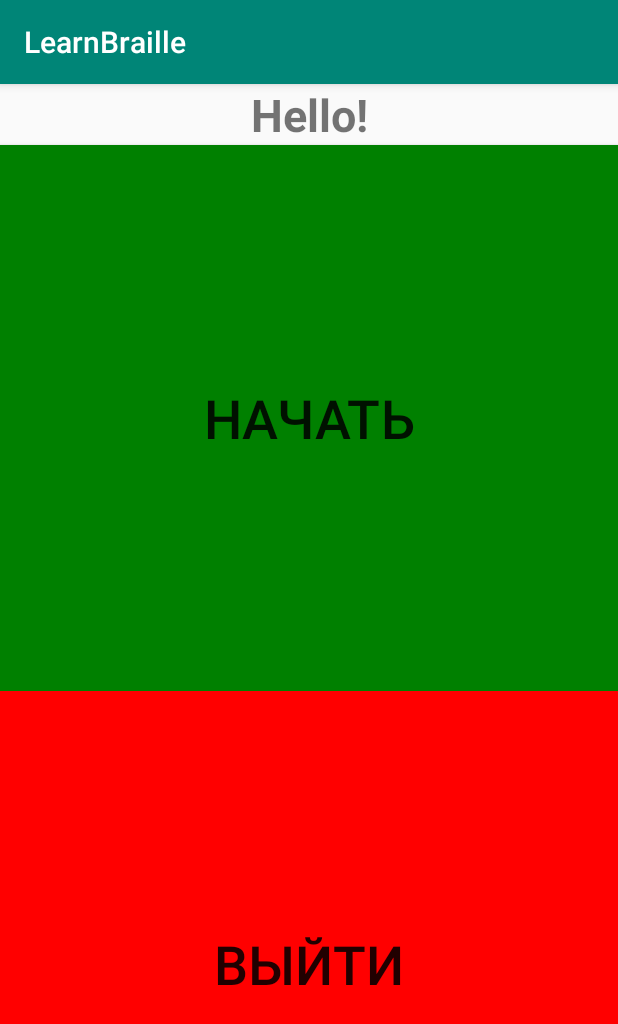
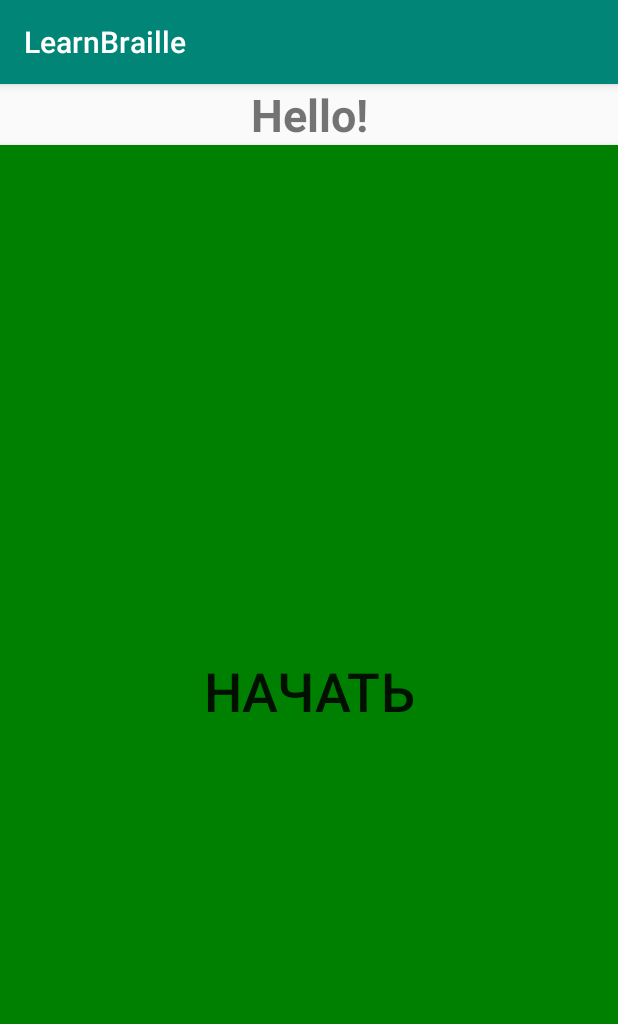
Before and after one commit to braille-systems/learn-braille, an Android app: the screen it shows after launch (MainActivity), on a phone screen of 412 x 824 dp. Shown: the top 1024 px of the screen. Run offline under Robolectric (Android 15) with nearby library versions, the phone set to English and light mode, and no system bars; our stand-ins replace data binding.

Commit message:
Remove exit button from greeting fragment

```diff
--- a/android/app/src/main/java/ru/spbstu/amd/learnbraille/GreetingFragment.kt
+++ b/android/app/src/main/java/ru/spbstu/amd/learnbraille/GreetingFragment.kt
@@ -18,8 +18,5 @@ class GreetingFragment : Fragment() {
         startButton.setOnClickListener(
             Navigation.createNavigateOnClickListener(R.id.action_greetingFragment_to_menuFragment)
         )
-        exitButton.setOnClickListener(
-            Navigation.createNavigateOnClickListener(R.id.action_greetingFragment_to_exitFragment)
-        )
     }.root
 }
--- a/android/app/src/main/res/layout/fragment_greeting.xml
+++ b/android/app/src/main/res/layout/fragment_greeting.xml
@@ -1,8 +1,9 @@
 <?xml version="1.0" encoding="utf-8"?>
-<layout xmlns:android="http://schemas.android.com/apk/res/android">
+<layout xmlns:android="http://schemas.android.com/apk/res/android"
+        xmlns:app="http://schemas.android.com/apk/res-auto"
+        xmlns:tools="http://schemas.android.com/tools">
 
-    <androidx.constraintlayout.widget.ConstraintLayout xmlns:app="http://schemas.android.com/apk/res-auto"
-        xmlns:tools="http://schemas.android.com/tools"
+    <androidx.constraintlayout.widget.ConstraintLayout
             android:id="@+id/frameLayout"
             android:layout_width="match_parent"
             android:layout_height="match_parent"
@@ -28,24 +29,11 @@
                 android:background="@color/green"
                 android:text="@string/greeting_start"
                 android:textSize="36sp"
-            app:layout_constraintBottom_toTopOf="@+id/exit_button"
+                app:layout_constraintBottom_toBottomOf="parent"
                 app:layout_constraintEnd_toEndOf="parent"
                 app:layout_constraintHorizontal_bias="0.5"
                 app:layout_constraintStart_toStartOf="parent"
                 app:layout_constraintTop_toBottomOf="@+id/message" />
 
-        <Button
-            android:id="@+id/exit_button"
-            android:layout_width="0dp"
-            android:layout_height="0dp"
-            android:background="@color/red"
-            android:text="@string/greeting_exit"
-            android:textSize="36sp"
-            app:layout_constraintBottom_toBottomOf="parent"
-            app:layout_constraintEnd_toEndOf="parent"
-            app:layout_constraintHorizontal_bias="0.5"
-            app:layout_constraintStart_toStartOf="parent"
-            app:layout_constraintTop_toBottomOf="@+id/start_button" />
-
     </androidx.constraintlayout.widget.ConstraintLayout>
 </layout>
--- a/android/app/src/main/res/navigation/navigation.xml
+++ b/android/app/src/main/res/navigation/navigation.xml
@@ -16,9 +16,6 @@
             app:popEnterAnim="@anim/fragment_close_enter"
             app:popUpTo="@+id/greetingFragment"
             app:popUpToInclusive="true" />
-        <action
-            android:id="@+id/action_greetingFragment_to_exitFragment"
-            app:destination="@id/exitFragment" />
     </fragment>
     <fragment
         android:id="@+id/menuFragment"
```
Lines whose indentation alone changed are shown as unchanged.
